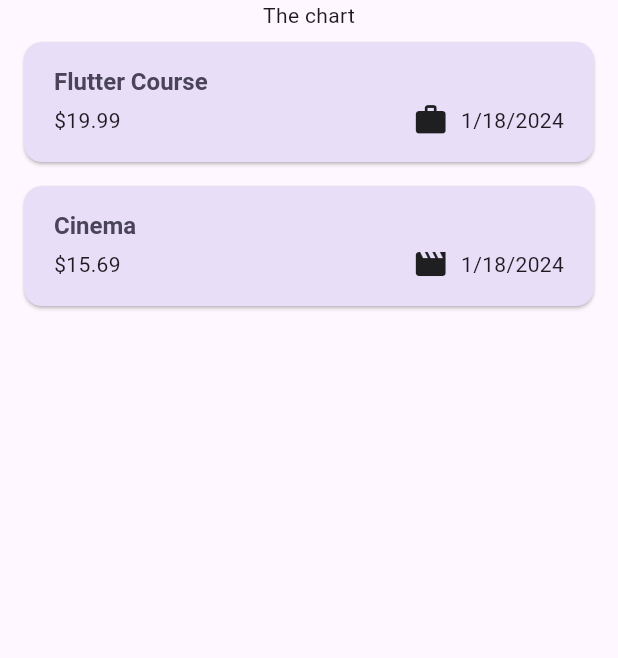
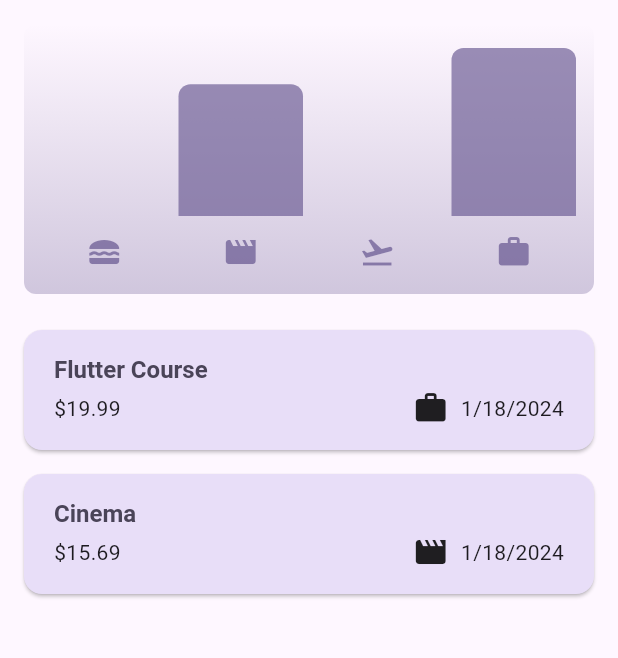
Before and after one commit to MinhNhatQA15101910/flutter_expense_tracker, a Flutter app: the screen it shows after launch, on a phone screen of 412 x 824 dp, the part 84-742 px from its top. Run offline on Flutter 3.47's test engine with Material 3 defaults, Android fonts, the phone set to English and light mode, and no system bars.

Commit message:
Adding Chart Widgets.

```diff
--- a/lib/models/expense.dart
+++ b/lib/models/expense.dart
@@ -48,7 +48,7 @@ class ExpenseBucket {
   final Category category;
   final List<Expense> expenses;
 
-  double get totalExpenses {
+  double get totalExpense {
     double sum = 0;
 
     for (final expense in expenses) {
--- /dev/null
+++ b/lib/widgets/chart/chart.dart
@@ -0,0 +1,97 @@
+import 'package:expense_tracker/models/expense.dart';
+import 'package:expense_tracker/widgets/chart/chart_bar.dart';
+import 'package:flutter/material.dart';
+
+class Chart extends StatelessWidget {
+  const Chart({
+    super.key,
+    required this.expenses,
+  });
+
+  final List<Expense> expenses;
+
+  List<ExpenseBucket> get buckets {
+    return [
+      ExpenseBucket.forCategory(expenses, Category.food),
+      ExpenseBucket.forCategory(expenses, Category.leisure),
+      ExpenseBucket.forCategory(expenses, Category.travel),
+      ExpenseBucket.forCategory(expenses, Category.work),
+    ];
+  }
+
+  double get maxTotalExpense {
+    double maxTotalExpense = 0;
+
+    for (final bucket in buckets) {
+      if (bucket.totalExpense > maxTotalExpense) {
+        maxTotalExpense = bucket.totalExpense;
+      }
+    }
+
+    return maxTotalExpense;
+  }
+
+  @override
+  Widget build(BuildContext context) {
+    final isDarkMode =
+        MediaQuery.of(context).platformBrightness == Brightness.dark;
+
+    return Container(
+      margin: const EdgeInsets.all(16),
+      padding: const EdgeInsets.symmetric(
+        vertical: 16,
+        horizontal: 8,
+      ),
+      width: double.infinity,
+      height: 180,
+      decoration: BoxDecoration(
+        borderRadius: BorderRadius.circular(8),
+        gradient: LinearGradient(
+          colors: [
+            Theme.of(context).colorScheme.primary.withOpacity(0.3),
+            Theme.of(context).colorScheme.primary.withOpacity(0.0),
+          ],
+          begin: Alignment.bottomCenter,
+          end: Alignment.topCenter,
+        ),
+      ),
+      child: Column(
+        children: [
+          Expanded(
+            child: Row(
+              crossAxisAlignment: CrossAxisAlignment.end,
+              children: [
+                for (final bucket in buckets)
+                  ChartBar(
+                      fill: bucket.totalExpense == 0
+                          ? 0
+                          : bucket.totalExpense / maxTotalExpense),
+              ],
+            ),
+          ),
+          const SizedBox(height: 12),
+          Row(
+            children: buckets
+                .map(
+                  (bucket) => Expanded(
+                    child: Padding(
+                      padding: const EdgeInsets.symmetric(horizontal: 4),
+                      child: Icon(
+                        categoryIcons[bucket.category],
+                        color: isDarkMode
+                            ? Theme.of(context).colorScheme.secondary
+                            : Theme.of(context)
+                                .colorScheme
+                                .primary
+                                .withOpacity(0.7),
+                      ),
+                    ),
+                  ),
+                )
+                .toList(),
+          ),
+        ],
+      ),
+    );
+  }
+}
--- /dev/null
+++ b/lib/widgets/chart/chart_bar.dart
@@ -0,0 +1,36 @@
+import 'package:flutter/material.dart';
+
+class ChartBar extends StatelessWidget {
+  const ChartBar({
+    super.key,
+    required this.fill,
+  });
+
+  final double fill;
+
+  @override
+  Widget build(BuildContext context) {
+    final isDarkMode =
+        MediaQuery.of(context).platformBrightness == Brightness.dark;
+
+    return Expanded(
+      child: Padding(
+        padding: const EdgeInsets.symmetric(horizontal: 4),
+        child: FractionallySizedBox(
+          heightFactor: fill,
+          child: DecoratedBox(
+            decoration: BoxDecoration(
+              shape: BoxShape.rectangle,
+              borderRadius: const BorderRadius.vertical(
+                top: Radius.circular(8),
+              ),
+              color: isDarkMode
+                  ? Theme.of(context).colorScheme.secondary
+                  : Theme.of(context).colorScheme.primary.withOpacity(0.65),
+            ),
+          ),
+        ),
+      ),
+    );
+  }
+}
--- a/lib/widgets/expenses.dart
+++ b/lib/widgets/expenses.dart
@@ -1,3 +1,4 @@
+import 'package:expense_tracker/widgets/chart/chart.dart';
 import 'package:expense_tracker/widgets/expenses_list/expenses_list.dart';
 import 'package:expense_tracker/models/expense.dart';
 import 'package:expense_tracker/widgets/new_expense.dart';
@@ -88,7 +89,7 @@ class _ExpensesState extends State<Expenses> {
       ),
       body: Column(
         children: [
-          const Text('The chart'),
+          Chart(expenses: _registeredExpenses),
           Expanded(
             child: mainContent,
           ),
```
